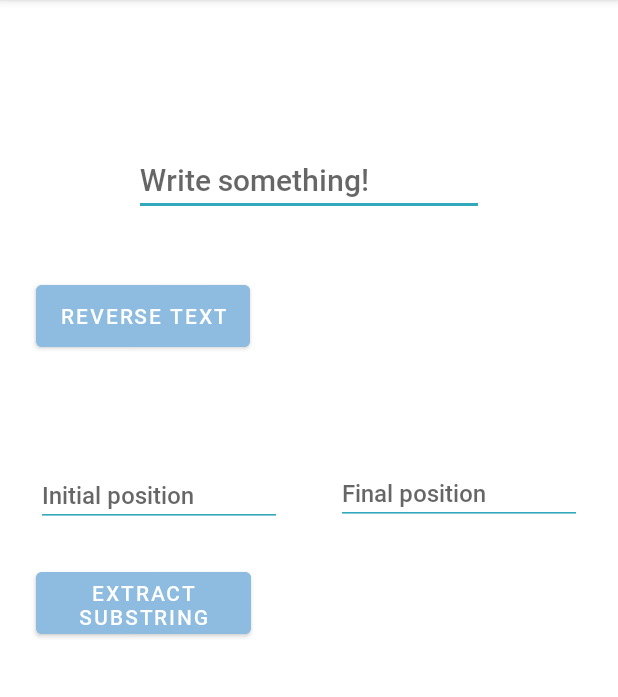
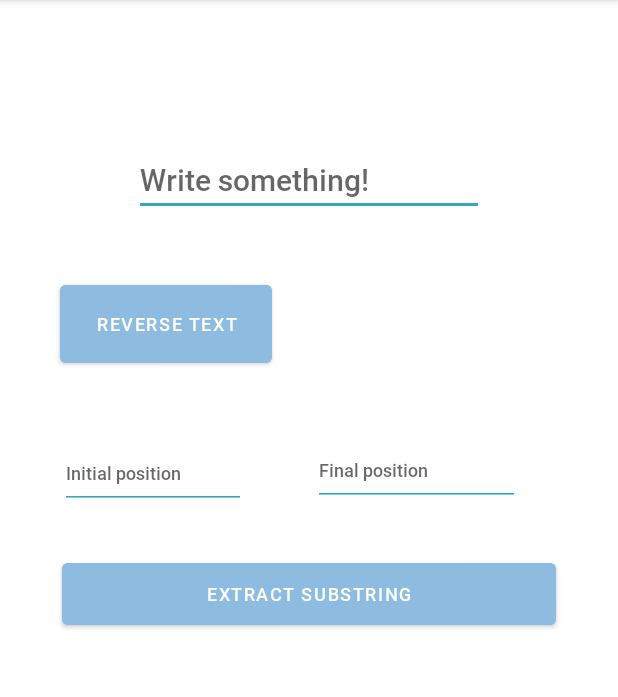
Before and after one commit to ypenggg11/-PGL-AndroidStudio, an Android app: the screen it shows after launch (MainActivity), on a phone screen of 412 x 824 dp, the part 84-781 px from its top. Run offline under Robolectric (Android 15) with nearby library versions, the phone set to English and light mode, and no system bars; Roboto replaces fonts that are not available here.

Commit message:
Actividad 1 de PGL terminado

```diff
--- a/FirstApp/app/src/main/java/com/example/firstapp/MainActivity.kt
+++ b/FirstApp/app/src/main/java/com/example/firstapp/MainActivity.kt
@@ -2,10 +2,55 @@ package com.example.firstapp
 
 import androidx.appcompat.app.AppCompatActivity
 import android.os.Bundle
+import android.widget.Button
+import android.widget.EditText
+import android.widget.TextView
 
 class MainActivity : AppCompatActivity() {
     override fun onCreate(savedInstanceState: Bundle?) {
         super.onCreate(savedInstanceState)
         setContentView(R.layout.activity_main)
+
+        reverseButtonListener()
+
+        extractButtonListener()
+    }
+
+    private fun extractButtonListener() {
+        val extractButton = findViewById<Button>(R.id.buttonSubString)
+        val userInputEditText = findViewById<EditText>(R.id.editTextUserInput)
+        val initialPosition = findViewById<EditText>(R.id.editTextInitialPos)
+        val finalPosition = findViewById<EditText>(R.id.editTextLastPos)
+
+        val extractedText = findViewById<TextView>(R.id.textViewSubString)
+
+        extractButton.setOnClickListener {
+            val userInput = userInputEditText.text.toString()
+            var initialPos = 0
+            var finalPos = 0
+
+            if (!(initialPosition.text.toString() == "" || finalPosition.text.toString() == "")) {
+
+                //Le restamos -1 para que no tenga q contar desde la posición 0
+                initialPos = Integer.parseInt(initialPosition.text.toString()) - 1
+                finalPos = Integer.parseInt(finalPosition.text.toString())
+            }
+
+            if (initialPos < finalPos && finalPos <= userInput.length && initialPos >= 0) {
+                extractedText.text = userInput.substring(initialPos, finalPos)
+            }
+
+        }
+    }
+
+    private fun reverseButtonListener() {
+        val reverseButton = findViewById<Button>(R.id.buttonReverse)
+        val userInputEditText = findViewById<EditText>(R.id.editTextUserInput)
+        val reversedText = findViewById<TextView>(R.id.textViewReversed)
+
+        reverseButton.setOnClickListener {
+            val userInput = userInputEditText.text.toString()
+            reversedText.text = userInput.reversed()
+        }
     }
 }
--- a/FirstApp/app/src/main/res/layout/activity_main.xml
+++ b/FirstApp/app/src/main/res/layout/activity_main.xml
@@ -24,95 +24,93 @@
 
     <EditText
         android:id="@+id/editTextInitialPos"
-        android:layout_width="164dp"
-        android:layout_height="42dp"
-        android:layout_marginStart="24dp"
-        android:layout_marginTop="72dp"
+        android:layout_width="124dp"
+        android:layout_height="47dp"
+        android:layout_marginStart="40dp"
+        android:layout_marginTop="44dp"
         android:backgroundTint="#32A8BC"
         android:ems="10"
         android:fontFamily="@font/roboto_medium"
         android:hint="Initial position"
         android:inputType="number"
-        android:textSize="16sp"
+        android:textSize="12sp"
         android:typeface="normal"
         app:layout_constraintStart_toStartOf="parent"
         app:layout_constraintTop_toBottomOf="@+id/buttonReverse" />
 
     <EditText
         android:id="@+id/editTextLastPos"
-        android:layout_width="164dp"
-        android:layout_height="42dp"
-        android:layout_marginTop="64dp"
+        android:layout_width="138dp"
+        android:layout_height="47dp"
+        android:layout_marginTop="44dp"
         android:layout_marginEnd="24dp"
         android:backgroundTint="#32A8BC"
         android:ems="10"
         android:fontFamily="@font/roboto_medium"
         android:hint="Final position"
         android:inputType="number"
-        android:textSize="16sp"
+        android:textSize="12sp"
         android:typeface="normal"
         app:layout_constraintEnd_toEndOf="parent"
-        app:layout_constraintHorizontal_bias="1.0"
+        app:layout_constraintHorizontal_bias="0.523"
         app:layout_constraintStart_toEndOf="@+id/editTextInitialPos"
         app:layout_constraintTop_toBottomOf="@+id/textViewReversed" />
 
     <TextView
         android:id="@+id/textViewReversed"
-        android:layout_width="185dp"
-        android:layout_height="48dp"
-        android:layout_marginTop="52dp"
-        android:layout_marginEnd="24dp"
+        android:layout_width="156dp"
+        android:layout_height="62dp"
+        android:layout_marginStart="30dp"
+        android:layout_marginTop="40dp"
+        android:layout_marginEnd="40dp"
         android:fontFamily="@font/roboto_thin"
         android:shadowColor="#797676"
         android:shadowDx="4"
         android:shadowDy="2"
         android:shadowRadius="2"
-        android:textSize="16sp"
+        android:textSize="12sp"
         app:layout_constraintEnd_toEndOf="parent"
-        app:layout_constraintHorizontal_bias="1.0"
         app:layout_constraintStart_toEndOf="@+id/buttonReverse"
         app:layout_constraintTop_toBottomOf="@+id/editTextUserInput" />
 
     <TextView
         android:id="@+id/textViewSubString"
-        android:layout_width="185dp"
-        android:layout_height="48dp"
-        android:layout_marginTop="36dp"
-        android:layout_marginEnd="24dp"
+        android:layout_width="330dp"
+        android:layout_height="73dp"
+        android:layout_marginTop="20dp"
         android:fontFamily="@font/roboto_thin"
         android:shadowColor="#797676"
         android:shadowDx="4"
         android:shadowDy="2"
         android:shadowRadius="2"
-        android:textSize="16sp"
+        android:textSize="12sp"
         app:layout_constraintEnd_toEndOf="parent"
-        app:layout_constraintHorizontal_bias="1.0"
-        app:layout_constraintStart_toEndOf="@+id/buttonReverse"
-        app:layout_constraintTop_toBottomOf="@+id/editTextLastPos" />
+        app:layout_constraintStart_toStartOf="parent"
+        app:layout_constraintTop_toBottomOf="@+id/buttonSubString" />
 
     <Button
         android:id="@+id/buttonReverse"
-        android:layout_width="wrap_content"
-        android:layout_height="53dp"
-        android:layout_marginStart="24dp"
+        android:layout_width="141dp"
+        android:layout_height="64dp"
+        android:layout_marginStart="40dp"
         android:layout_marginTop="40dp"
         android:backgroundTint="#8EBCE1"
         android:fontFamily="@font/roboto_medium"
         android:text="Reverse text"
-        android:textSize="14sp"
+        android:textSize="12sp"
         app:layout_constraintStart_toStartOf="parent"
         app:layout_constraintTop_toBottomOf="@+id/editTextUserInput" />
 
     <Button
         android:id="@+id/buttonSubString"
-        android:layout_width="143dp"
+        android:layout_width="329dp"
         android:layout_height="53dp"
-        android:layout_marginStart="24dp"
-        android:layout_marginTop="24dp"
+        android:layout_marginTop="30dp"
         android:backgroundTint="#8EBCE1"
         android:fontFamily="@font/roboto_medium"
         android:text="EXTRACT SUBSTRING"
-        android:textSize="14sp"
+        android:textSize="12sp"
+        app:layout_constraintEnd_toEndOf="parent"
         app:layout_constraintStart_toStartOf="parent"
         app:layout_constraintTop_toBottomOf="@+id/editTextInitialPos" />
 
```
